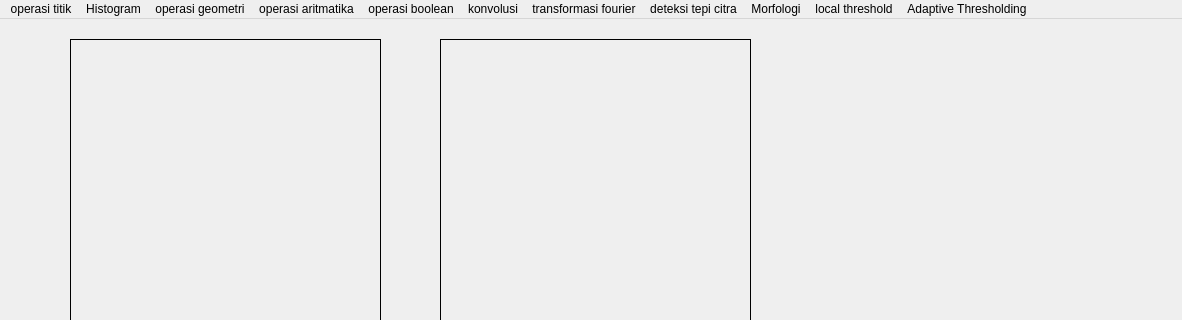
The window that gui.ui (feizhanaufal/prak-pcd) describes before a commit, drawn with Qt 5; both pictures show x 0 to 1182 and y 0 to 320 of the 1182 by 600 pixel window.
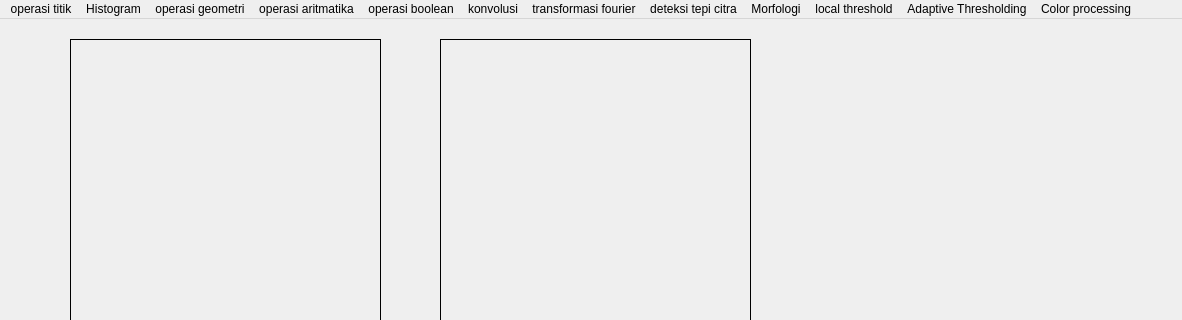
The same window after the commit.

Commit message: menambahkan color tracking

The edit to the form file:
```diff
--- a/gui.ui
+++ b/gui.ui
@@ -229,6 +229,13 @@
     <addaction name="actionotsu_threshld"/>
     <addaction name="actioncountour"/>
    </widget>
+   <widget class="QMenu" name="menuColor_processing">
+    <property name="title">
+     <string>Color processing</string>
+    </property>
+    <addaction name="actioncolor_tracking"/>
+    <addaction name="actioncolor_picker"/>
+   </widget>
    <addaction name="pencerahan"/>
    <addaction name="menuHistogram"/>
    <addaction name="menuoperasi_geometri"/>
@@ -240,6 +247,7 @@
    <addaction name="menuMorfologi"/>
    <addaction name="menulocal_threshold"/>
    <addaction name="menuAdaptive_Thresholding"/>
+   <addaction name="menuColor_processing"/>
   </widget>
   <action name="actionpencerahan">
    <property name="text">
```
Left out of the diff: 10 changed lines with no effect on the pictures. The commit also changes 1 other file.
